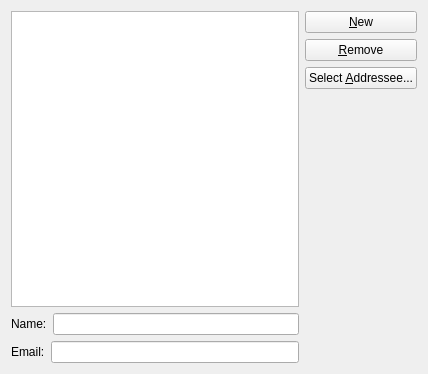
Before: the Qt Designer form publishdialog_base.ui in KDE/korganizer, drawn with Qt 5.
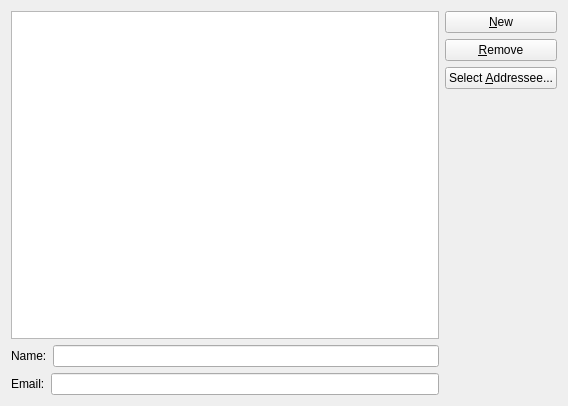
After: the same form once the commit is applied. Custom widgets are drawn as their Qt base class.

The edit to the form file:
```diff
--- a/publishdialog_base.ui
+++ b/publishdialog_base.ui
@@ -5,8 +5,8 @@
    <rect>
     <x>0</x>
     <y>0</y>
-    <width>428</width>
-    <height>374</height>
+    <width>568</width>
+    <height>406</height>
    </rect>
   </property>
   <layout class="QGridLayout" name="gridLayout" >
```
Left out of the diff: 6 changed lines with no effect on the pictures.
